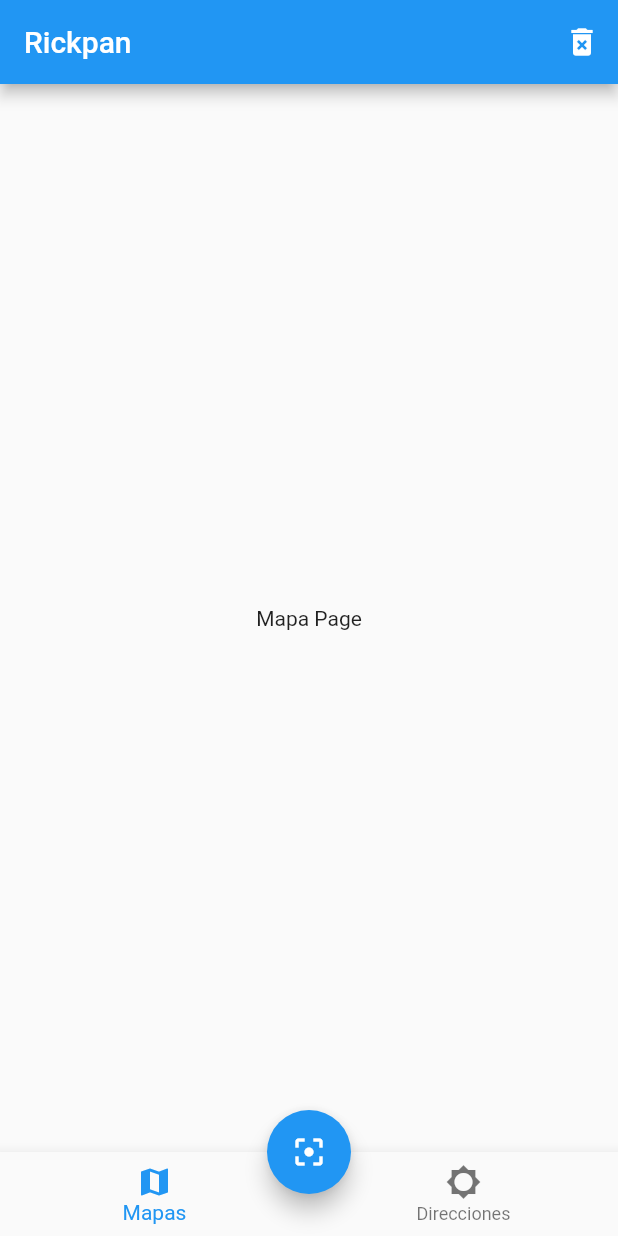
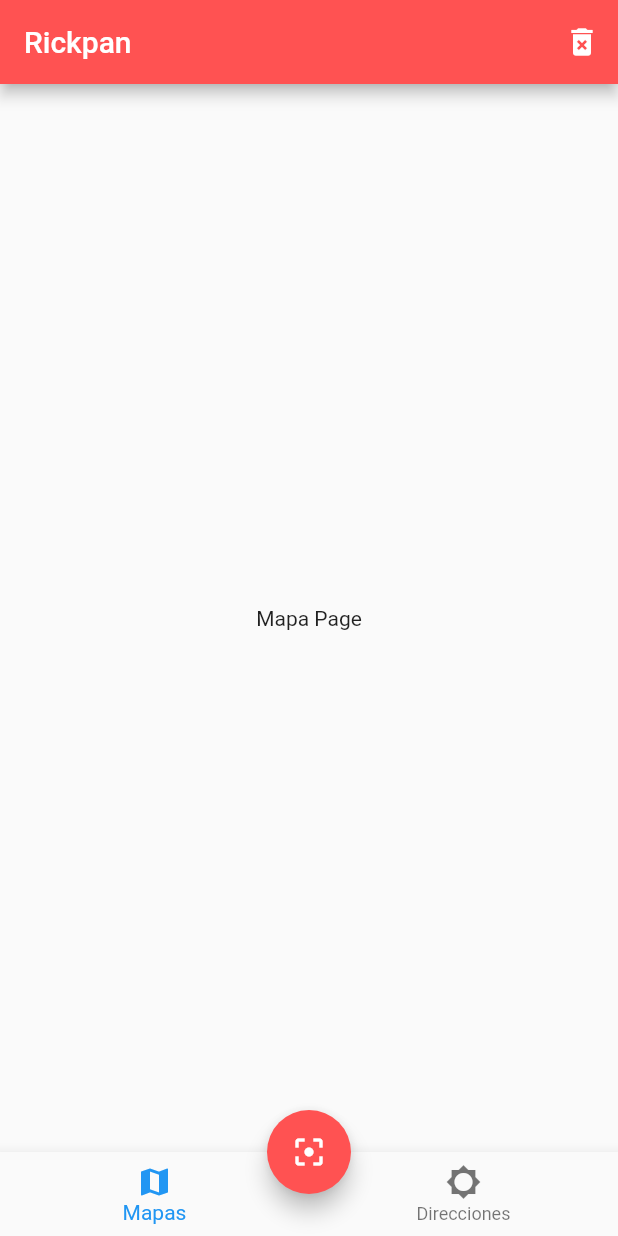
Before and after one commit to smarriagac/inventory_app, a Flutter app: the screen it shows after launch, on a phone screen of 412 x 824 dp. Run offline on Flutter 3.47's test engine with Material 2 defaults, Android fonts, the light colour scheme and no system bars.

Commit message:
cambio del tema de la palicacion

```diff
--- a/lib/main.dart
+++ b/lib/main.dart
@@ -14,6 +14,9 @@ class MyApp extends StatelessWidget {
       routes: {
         'home': (BuildContext context) => HomePage(),
       },
+      theme: ThemeData(
+        primaryColor: Colors.redAccent,
+      ),
     );
   }
 }
--- a/lib/src/pages/home_page.dart
+++ b/lib/src/pages/home_page.dart
@@ -28,6 +28,7 @@ class _HomePageState extends State<HomePage> {
       floatingActionButton: FloatingActionButton(
         child: Icon(Icons.filter_center_focus),
         onPressed: () {},
+        backgroundColor: Theme.of(context).primaryColor,
       ),
     );
   }
```
